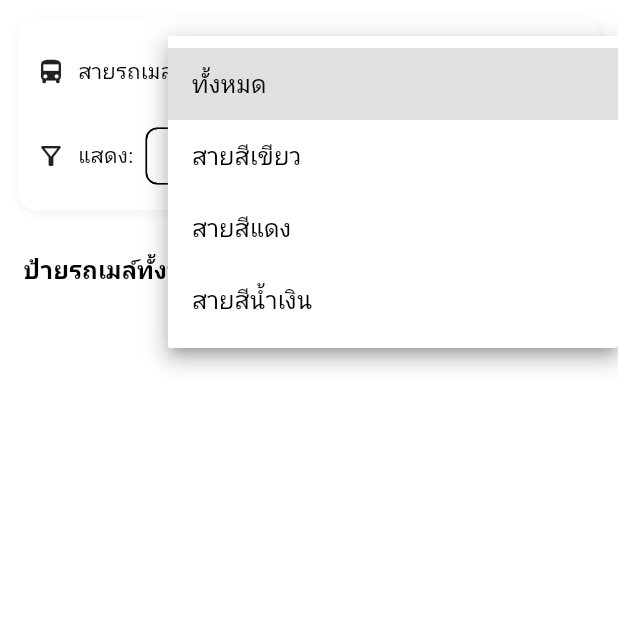
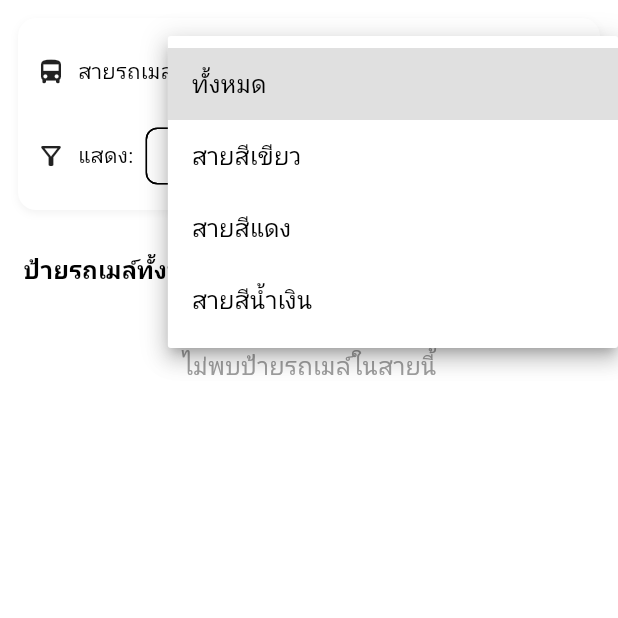
Before and after one commit to ackfort/psu_bus, a Flutter app: the PassengerDensityScreen screen opened directly, after a tap on "ทั้งหมด", on a phone screen of 412 x 824 dp, the top half of it. Run offline on Flutter 3.47's test engine with Material 3 defaults, Android fonts, the light colour scheme and no system bars; our stand-ins replace cloud_firestore, firebase_core, google_maps_flutter; accounts and stored records are empty.

Commit message:
+ Realtime passengerCount

```diff
--- a/lib/screens/passenger_density_screen.dart
+++ b/lib/screens/passenger_density_screen.dart
@@ -15,32 +15,11 @@ class _PassengerDensityScreenState extends State<PassengerDensityScreen> {
   String selectedLine = 'ทั้งหมด';
   bool showBusStops = true;
 
-  List<BusStop> busStops = [];
-  bool _isLoading = true;
-
+  // No longer need _loadBusStops() method or busStops list
+  // The StreamBuilder will handle the data stream.
   @override
   void initState() {
     super.initState();
-    _loadBusStops();
-  }
-
-  Future<void> _loadBusStops() async {
-    try {
-      final snapshot =
-          await FirebaseFirestore.instance.collection('busStops').get();
-
-      busStops = snapshot.docs.map((doc) => BusStop.fromFirestore(doc)).toList();
-
-      setState(() => _isLoading = false);
-    } catch (e) {
-      debugPrint("โหลดข้อมูลป้ายรถเมล์ล้มเหลว: $e");
-      setState(() => _isLoading = false);
-    }
-  }
-
-  List<BusStop> get filteredBusStops {
-    if (selectedLine == 'ทั้งหมด') return busStops;
-    return busStops.where((stop) => stop.lineName == selectedLine).toList();
   }
 
   @override
@@ -48,30 +27,72 @@ class _PassengerDensityScreenState extends State<PassengerDensityScreen> {
     return Scaffold(
       body: Column(
         children: [
-          // ส่วน filter
+          // Filter section remains the same
           DensityFilterSection(
             selectedLine: selectedLine,
             onLineChanged: (newLine) => setState(() => selectedLine = newLine),
-            showBuses: false, // ปิด bus
+            showBuses: false,
             onBusesChanged: (_) {},
             showBusStops: showBusStops,
             onBusStopsChanged: (selected) => setState(() => showBusStops = selected),
           ),
 
+          // Use StreamBuilder to listen for real-time updates
           Expanded(
-            child: _isLoading
-                ? const Center(child: CircularProgressIndicator())
-                : SingleChildScrollView(
+            child: StreamBuilder<QuerySnapshot>(
+              stream: FirebaseFirestore.instance.collection('busStops').snapshots(),
+              builder: (context, snapshot) {
+                // Handle error state
+                if (snapshot.hasError) {
+                  return const Center(
+                    child: Text('เกิดข้อผิดพลาดในการโหลดข้อมูล'),
+                  );
+                }
+
+                // Handle loading state
+                if (snapshot.connectionState == ConnectionState.waiting) {
+                  return const Center(
+                    child: CircularProgressIndicator(),
+                  );
+                }
+
+                // Convert snapshot to a list of BusStop objects
+                final allBusStops = snapshot.data!.docs
+                    .map((doc) => BusStop.fromFirestore(doc))
+                    .toList();
+
+                // Apply the filter
+                final filteredBusStops = allBusStops
+                    .where((stop) =>
+                        selectedLine == 'ทั้งหมด' ||
+                        stop.lineName == selectedLine)
+                    .toList();
+
+                // Display the filtered data
+                return SingleChildScrollView(
                   child: Column(
                     children: [
                       if (showBusStops) ...[
-                          _buildSectionHeader('ป้ายรถเมล์ทั้งหมด'),
+                        _buildSectionHeader('ป้ายรถเมล์ทั้งหมด', filteredBusStops.length),
                         ...filteredBusStops
                             .map((stop) => BusStopDensityCard(busStop: stop))
                             .toList(),
+                        const SizedBox(height: 16),
                       ],
+                      if (filteredBusStops.isEmpty && showBusStops)
+                        const Padding(
+                          padding: EdgeInsets.all(16),
+                          child: Center(
+                            child: Text(
+                              'ไม่พบป้ายรถเมล์ในสายนี้',
+                              style: TextStyle(fontSize: 16, color: Colors.grey),
+                            ),
+                          ),
+                        ),
                     ],
                   ),
+                );
+              },
             ),
           ),
         ],
@@ -79,7 +100,8 @@ class _PassengerDensityScreenState extends State<PassengerDensityScreen> {
     );
   }
 
-  Widget _buildSectionHeader(String title) {
+  // Adjusted _buildSectionHeader to accept a count
+  Widget _buildSectionHeader(String title, int count) {
     return Padding(
       padding: const EdgeInsets.fromLTRB(16, 16, 16, 8),
       child: Row(
@@ -92,7 +114,7 @@ class _PassengerDensityScreenState extends State<PassengerDensityScreen> {
           ),
           const Spacer(),
           Text(
-            '${filteredBusStops.length} รายการ',
+            '$count รายการ',
             style: Theme.of(context).textTheme.bodySmall?.copyWith(
                   color: Colors.grey.shade600,
                 ),
```
Lines whose indentation alone changed are shown as unchanged.
